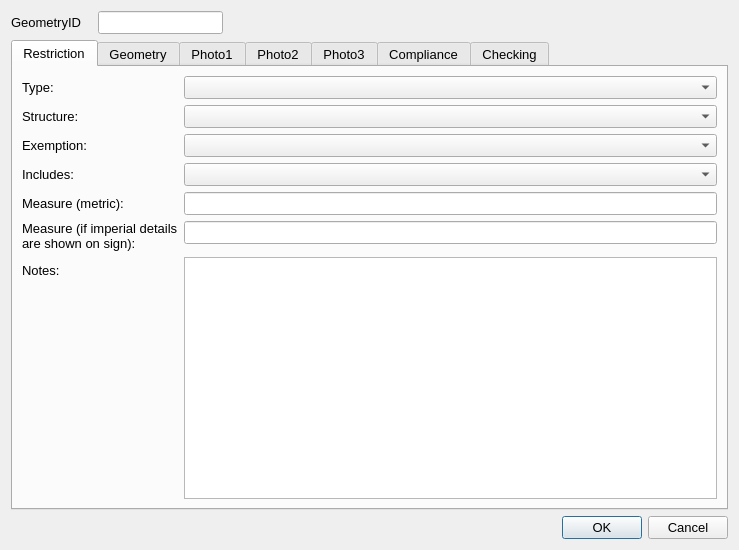
Old version of the form ui/RestrictionForVehicles.ui in the repository tlh22/restrictionsWithGNSS.
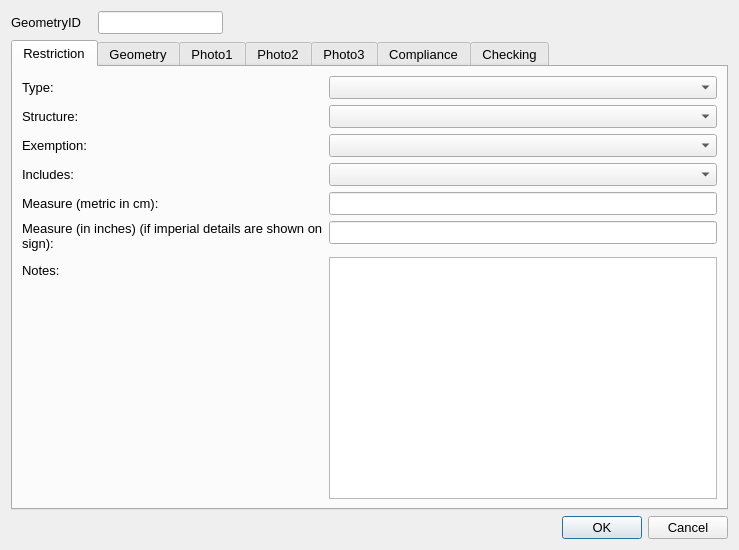
New version of the form. Icons and pictures are not drawn.

The edit to the form file:
```diff
--- a/ui/RestrictionForVehicles.ui
+++ b/ui/RestrictionForVehicles.ui
@@ -140,7 +140,7 @@
        <item row="6" column="0">
         <widget class="QLabel" name="label_3">
          <property name="text">
-          <string>Measure (metric):</string>
+          <string>Measure (metric in cm):</string>
          </property>
         </widget>
        </item>
@@ -150,7 +150,7 @@
        <item row="7" column="0">
         <widget class="QLabel" name="label_12">
          <property name="text">
-          <string>Measure (if imperial details are shown on sign):</string>
+          <string>Measure (in inches) (if imperial details are shown on sign):</string>
          </property>
          <property name="wordWrap">
           <bool>true</bool>
```
